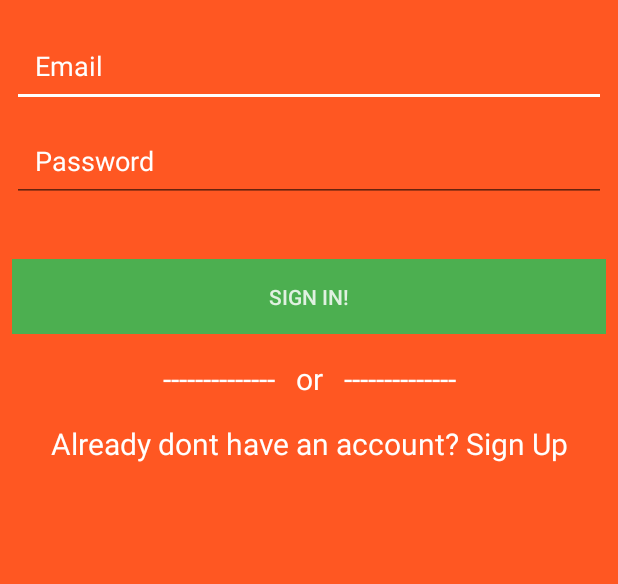
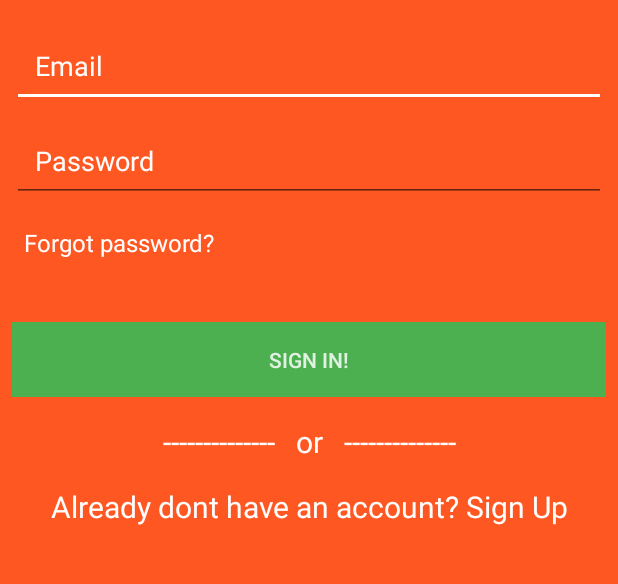
Before and after one commit to mateuszd2411/E-CommerceApp, an Android app: the fragment SignInFragment shown on its own in the app's theme, on a phone screen of 412 x 824 dp, the part 383-967 px from its top. Run offline under Robolectric (Android 15) with nearby library versions, the phone set to English and light mode, and no system bars; our stand-ins replace Firebase (no records; nobody signed in at launch, a user with empty details on screens opened directly); 2 statements that could not run were skipped.

Commit message:
added fragment reset password xml

```diff
--- a/app/src/main/java/com/e_commerce/SignInFragment.java
+++ b/app/src/main/java/com/e_commerce/SignInFragment.java
@@ -46,6 +46,8 @@ public class SignInFragment extends Fragment {
     private EditText email;
     private EditText password;
 
+    private TextView forgotPassword;
+
     private ProgressBar progressBar;
 
     private ImageButton closeBtn;
@@ -73,6 +75,8 @@ public class SignInFragment extends Fragment {
         closeBtn = view.findViewById(R.id.sing_in_close_btn);
         signInBtn = view.findViewById(R.id.sign_in_btn);
 
+        forgotPassword = view.findViewById(R.id.sign_in_forgot_password);
+
         firebaseAuth = FirebaseAuth.getInstance();
 
 
@@ -88,6 +92,13 @@ public class SignInFragment extends Fragment {
             @Override
             public void onClick(View v) {
                 setFragment(new SignUpFragment());
+            }
+        });
+
+        forgotPassword.setOnClickListener(new View.OnClickListener() {
+            @Override
+            public void onClick(View v) {
+                setFragment(new ResetPasswordFragment());
             }
         });
 
--- a/app/src/main/res/layout/fragment_sign_in.xml
+++ b/app/src/main/res/layout/fragment_sign_in.xml
@@ -77,6 +77,24 @@
             app:layout_constraintStart_toStartOf="parent"
             app:layout_constraintTop_toBottomOf="@+id/sign_in_email" />
 
+        <TextView
+            android:id="@+id/sign_in_forgot_password"
+            android:layout_width="0dp"
+            android:layout_height="wrap_content"
+            android:layout_marginStart="16dp"
+            android:layout_marginLeft="16dp"
+            android:layout_marginTop="16dp"
+            android:layout_marginEnd="16dp"
+            android:layout_marginRight="16dp"
+            android:layout_marginBottom="4dp"
+            android:text="Forgot password?"
+            android:textColor="#FDFFFFFF"
+            android:textSize="16sp"
+            app:layout_constraintBottom_toTopOf="@+id/sign_in_progressbar"
+            app:layout_constraintEnd_toEndOf="parent"
+            app:layout_constraintStart_toStartOf="parent"
+            app:layout_constraintTop_toBottomOf="@+id/sign_in_password" />
+
 
         <ProgressBar
             android:id="@+id/sign_in_progressbar"
@@ -90,10 +108,10 @@
             android:layout_marginRight="8dp"
             android:layout_marginBottom="8dp"
             android:visibility="invisible"
-            app:layout_constraintBottom_toTopOf="@+id/sign_up_btn"
+            app:layout_constraintBottom_toTopOf="@+id/sign_in_forgot_password"
             app:layout_constraintEnd_toEndOf="parent"
             app:layout_constraintStart_toStartOf="parent"
-            app:layout_constraintTop_toBottomOf="@+id/sign_in_password" />
+            app:layout_constraintTop_toBottomOf="@+id/sign_in_forgot_password" />
 
 
 
--- a/app/src/main/res/values/strings.xml
+++ b/app/src/main/res/values/strings.xml
@@ -3,4 +3,5 @@
 
     <!-- TODO: Remove or change this placeholder text -->
     <string name="hello_blank_fragment">Hello blank fragment</string>
+    <string name="go_back"><![CDATA[<< Go Back]]></string>
 </resources>
```
Also changed, not shown: app/src/main/java/com/e_commerce/ResetPasswordFragment.java (added, +31 -0 lines), app/src/main/res/layout/fragment_reset_password.xml (added, +119 -0 lines), app/src/main/res/drawable/forget.jpg (added).
